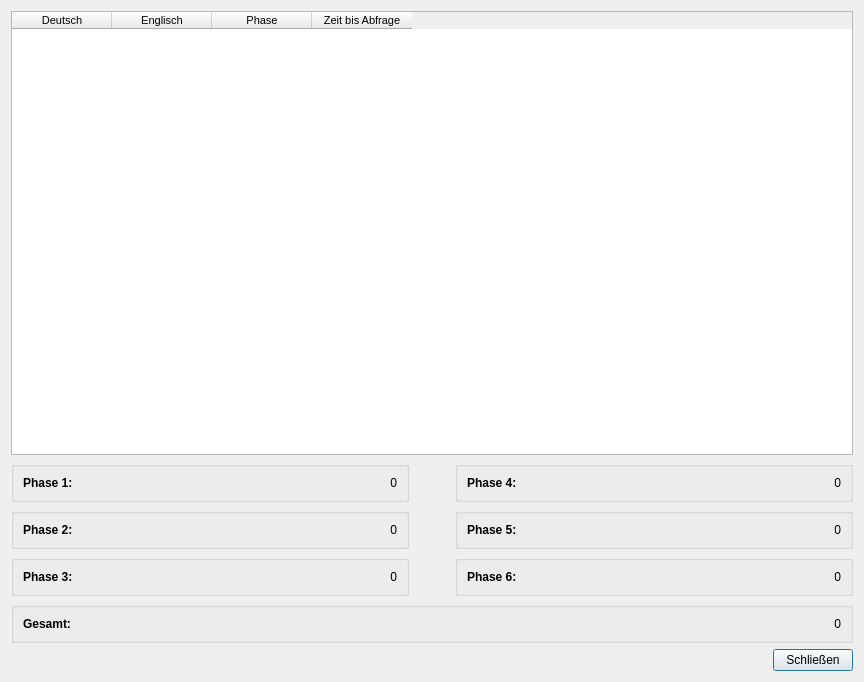
Old version of the form dialog_overview.ui in the repository JannikGrabe/Phase6.
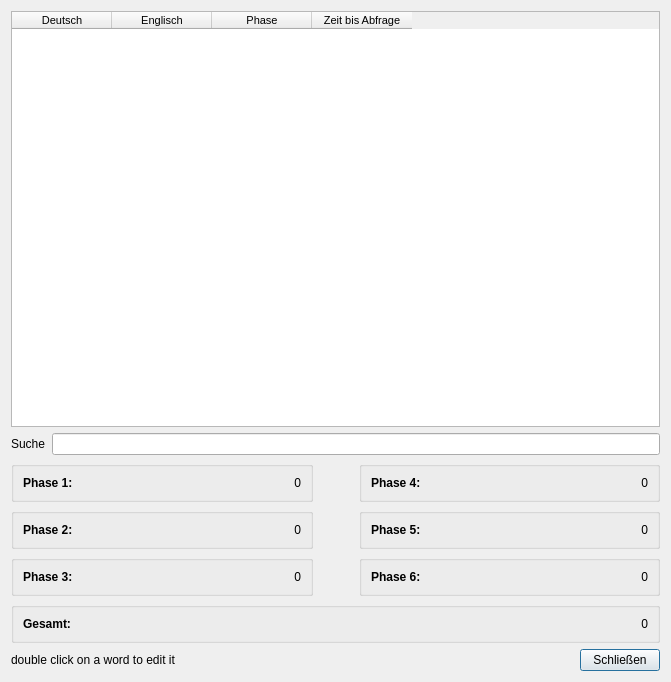
New version of the form.

Diff of the .ui file:
```diff
--- a/dialog_overview.ui
+++ b/dialog_overview.ui
@@ -6,12 +6,12 @@
    <rect>
     <x>0</x>
     <y>0</y>
-    <width>864</width>
+    <width>671</width>
     <height>682</height>
    </rect>
   </property>
   <property name="sizePolicy">
-   <sizepolicy hsizetype="Preferred" vsizetype="Preferred">
+   <sizepolicy hsizetype="Maximum" vsizetype="Preferred">
     <horstretch>0</horstretch>
     <verstretch>0</verstretch>
    </sizepolicy>
@@ -28,6 +28,9 @@
      <property name="sortingEnabled">
       <bool>true</bool>
      </property>
+     <property name="columnCount">
+      <number>4</number>
+     </property>
      <column>
       <property name="text">
        <string>Deutsch</string>
@@ -70,6 +73,20 @@
      </column>
     </widget>
    </item>
+   <item>
+    <layout class="QFormLayout" name="fl_search">
+     <item row="0" column="0">
+      <widget class="QLabel" name="l_search">
+       <property name="text">
+        <string>Suche</string>
+       </property>
+      </widget>
+     </item>
+     <item row="0" column="1">
+      <widget class="QLineEdit" name="le_search"/>
+     </item>
+    </layout>
+   </item>
    <item>
     <layout class="QHBoxLayout" name="hl_phase1_4">
      <item>
@@ -342,6 +359,13 @@
    </item>
    <item>
     <layout class="QHBoxLayout" name="hl_button">
+     <item>
+      <widget class="QLabel" name="l_info">
+       <property name="text">
+        <string>double click on a word to edit it</string>
+       </property>
+      </widget>
+     </item>
      <item>
       <spacer name="spacer">
        <property name="orientation">
```
Left out of the diff: 2 changed lines with no effect on the pictures.
